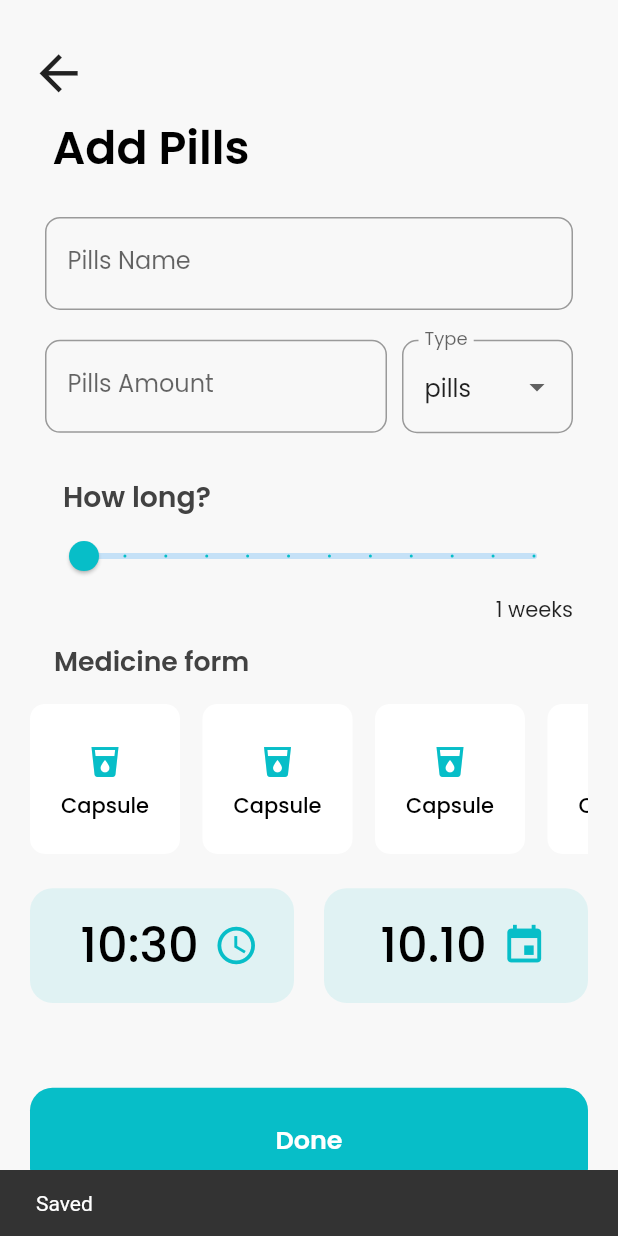
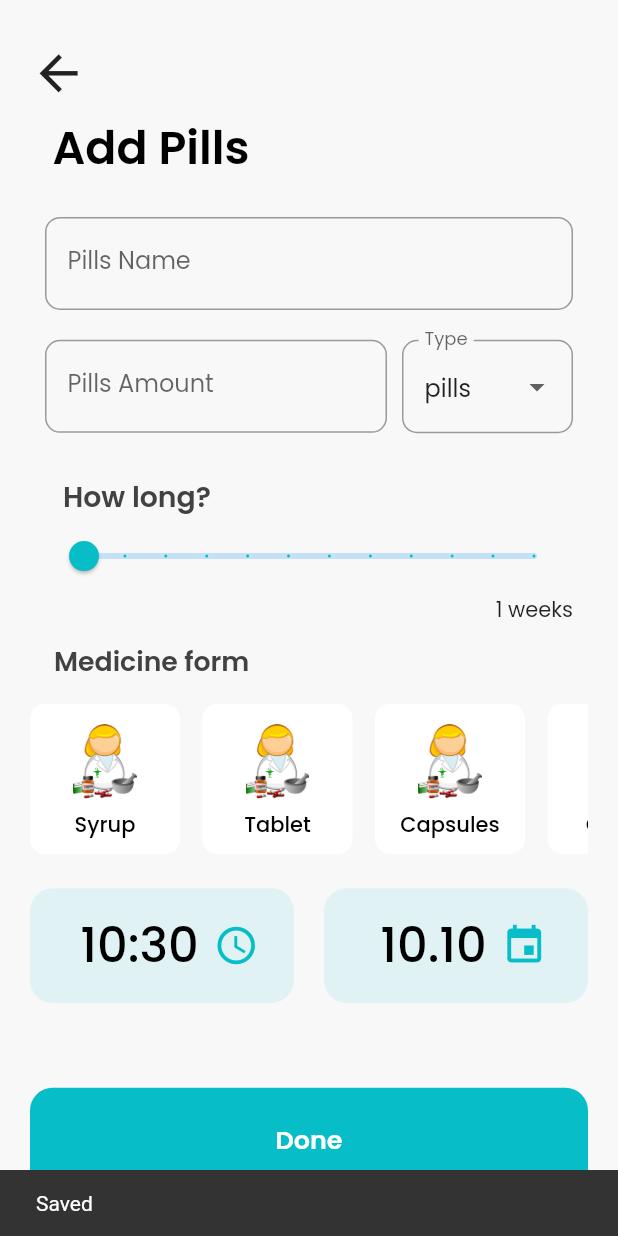
Before and after one commit to gonciuu/Medicine-App-In-Flutter, a Flutter app: the AddNewMedicine screen opened by its route, after a tap on "Done", on a phone screen of 412 x 824 dp. Run offline on Flutter 3.47's test engine with Material 2 defaults, Android fonts, the phone set to English and light mode, and no system bars; our stand-ins replace auto_size_text, sqflite; accounts and stored records are empty.

Commit message:
setup horizontal scrollview

```diff
--- /dev/null
+++ b/lib/models/medicine_type.dart
@@ -0,0 +1,10 @@
+
+import 'package:flutter/cupertino.dart';
+
+class MedicineType{
+
+  String name;
+  Widget image;
+  MedicineType(this.name,this.image);
+
+}
--- a/lib/screens/add_new_medicine/add_new_medicine.dart
+++ b/lib/screens/add_new_medicine/add_new_medicine.dart
@@ -3,6 +3,7 @@ import 'package:flutter/material.dart';
 import 'package:intl/intl.dart';
 import 'package:medicine/database/repository.dart';
 import 'package:medicine/helpers/snack_bar.dart';
+import 'package:medicine/models/medicine_type.dart';
 import 'package:medicine/models/pill.dart';
 import '../../helpers/platform_flat_button.dart';
 import '../../screens/add_new_medicine/form_fields.dart';
@@ -17,12 +18,24 @@ class _AddNewMedicineState extends State<AddNewMedicine> {
   final _scaffoldKey = GlobalKey<ScaffoldState>();
   final Snackbar snackbar = Snackbar();
 
+  final List<String> weightValues = ["pills", "ml", "mg"];
+  final List<MedicineType> medicineTypes = [
+    MedicineType("Syrup", Image.asset("assets/images/welcome_image.png")),
+    MedicineType("Tablet", Image.asset("assets/images/welcome_image.png")),
+    MedicineType("Capsules", Image.asset("assets/images/welcome_image.png")),
+    MedicineType("Cream", Image.asset("assets/images/welcome_image.png")),
+    MedicineType("Spray", Image.asset("assets/images/welcome_image.png")),
+  ];
+
+  //-------------Pill object------------------
+  int howManyWeeks = 1;
   String selectWeight;
-  final List<String> weightValues = ["pills", "ml", "mg"];
+  DateTime setDate = DateTime.now();
+  final TextEditingController nameController = TextEditingController();
+  final TextEditingController amountController = TextEditingController();
 
-  int howManyWeeks = 1;
+  //==========================================
 
-  DateTime setDate = DateTime.now();
   final Repository _repository = Repository();
 
   @override
@@ -79,8 +92,13 @@ class _AddNewMedicineState extends State<AddNewMedicine> {
                 height: deviceHeight * 0.37,
                 child: Padding(
                     padding: const EdgeInsets.symmetric(horizontal: 10.0),
-                    child: FormFields(howManyWeeks, selectWeight,
-                        popUpMenuItemChanged, sliderChanged)),
+                    child: FormFields(
+                        howManyWeeks,
+                        selectWeight,
+                        popUpMenuItemChanged,
+                        sliderChanged,
+                        nameController,
+                        amountController)),
               ),
               Container(
                 height: deviceHeight * 0.035,
@@ -106,7 +124,7 @@ class _AddNewMedicineState extends State<AddNewMedicine> {
                   shrinkWrap: true,
                   scrollDirection: Axis.horizontal,
                   children: <Widget>[
-                    for (int i = 0; i < 6; i++) MedicineTypeCard()
+                    ...medicineTypes.map((type) =>MedicineTypeCard(type.name,type.image))
                   ],
                 ),
               ),
@@ -248,24 +266,24 @@ class _AddNewMedicineState extends State<AddNewMedicine> {
       setState(() => setDate = newDate);
     });
   }
+
   //=======================================================================================================
 
-
-  Future savePill() async{
+  Future savePill() async {
     Pill pill = Pill(
-      amount: "3",
-      howManyWeeks: 2,
-      medicineForm: "Capsules",
-      name: "Polopiryna",
-      time: setDate.millisecondsSinceEpoch,
-      type: "pills"
-    );
-    dynamic result = await  _repository.insertData("Pills",pill.pillToMap());
+        amount: amountController.text,
+        howManyWeeks: howManyWeeks,
+        medicineForm: "Capsules",
+        name: nameController.text,
+        time: setDate.millisecondsSinceEpoch,
+        type: selectWeight);
+    dynamic result = await _repository.insertData("Pills", pill.pillToMap());
     print(result);
-    if(result == null){
+    if (result == null) {
       snackbar.showSnack("Something went wrong", _scaffoldKey, null);
-    }else{
-      snackbar.showSnack("Saved", _scaffoldKey, null);
+    } else {
+      snackbar.showSnack(
+          "Saved ${pill.name} ${pill.amount}", _scaffoldKey, null);
     }
   }
 }
--- a/lib/screens/add_new_medicine/form_fields.dart
+++ b/lib/screens/add_new_medicine/form_fields.dart
@@ -8,7 +8,9 @@ class FormFields extends StatelessWidget {
   final int howManyWeeks;
   final String selectWeight;
   final Function onPopUpMenuChanged, onSliderChanged;
-  FormFields(this.howManyWeeks,this.selectWeight,this.onPopUpMenuChanged,this.onSliderChanged);
+  final TextEditingController nameController;
+  final TextEditingController amountController;
+  FormFields(this.howManyWeeks,this.selectWeight,this.onPopUpMenuChanged,this.onSliderChanged,this.nameController,this.amountController);
 
   @override
   Widget build(BuildContext context) {
@@ -21,6 +23,7 @@ class FormFields extends StatelessWidget {
           Container(
             height: constrains.maxHeight * 0.22,
             child: TextField(
+              controller: nameController,
               style: TextStyle(
                   color: Colors.black,
                   fontWeight: FontWeight.w400,
@@ -45,6 +48,7 @@ class FormFields extends StatelessWidget {
                 child: Container(
                   height: constrains.maxHeight * 0.22,
                   child: TextField(
+                    controller: amountController,
                     keyboardType: TextInputType.number,
                     style: TextStyle(
                         color: Colors.black,
--- a/lib/screens/add_new_medicine/medicine_type_card.dart
+++ b/lib/screens/add_new_medicine/medicine_type_card.dart
@@ -1,13 +1,16 @@
 import 'package:flutter/material.dart';
 
 
-
 class MedicineTypeCard extends StatelessWidget {
+  final String pillType;
+  final Widget image;
+  MedicineTypeCard(this.pillType,this.image);
   @override
   Widget build(BuildContext context) {
     return Row(
       children: [
-        Container(
+        GestureDetector(
+          child: Container(
             decoration: BoxDecoration(
               borderRadius: BorderRadius.circular(10.0),
             color: Colors.white,
@@ -17,15 +20,16 @@ class MedicineTypeCard extends StatelessWidget {
               mainAxisAlignment: MainAxisAlignment.center,
               children: [
                 SizedBox(height: 5.0,),
-              Container(child: Icon(Icons.local_drink,color: Theme.of(context).primaryColor,),),
+                Container(width:50,height: 50.0,child: image),
                 SizedBox(height: 7.0,),
-              Container(child: Text("Capsule",style: TextStyle(
+                Container(child: Text(pillType,style: TextStyle(
                   color: Colors.black,fontWeight: FontWeight.w500
                 ),)),
               ],
             ),
 
           ),
+        ),
         SizedBox(width: 15.0,)
       ],
     );
```
Lines whose indentation alone changed are shown as unchanged.
